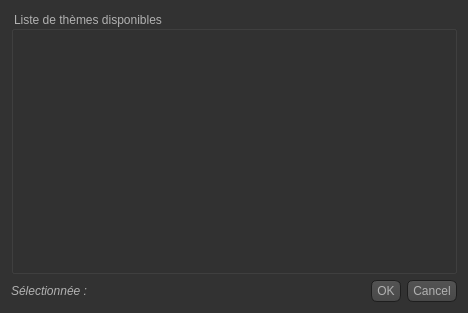
Above: vue/choixmusique.ui from mourad1081/LaRevancheDesIndustriels before the change. Below: the same form after it.
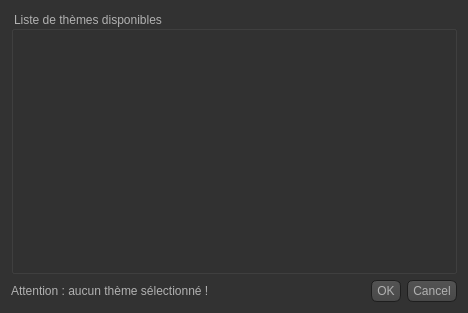
That is the form after the change. Icons and pictures are not drawn.

```diff
--- a/vue/choixmusique.ui
+++ b/vue/choixmusique.ui
@@ -509,7 +509,7 @@
         </size>
        </property>
        <property name="text">
-        <string>&lt;html&gt;&lt;head/&gt;&lt;body&gt;&lt;p&gt;&lt;span style=&quot; font-style:italic;&quot;&gt;Sélectionnée : &lt;/span&gt;&lt;/p&gt;&lt;/body&gt;&lt;/html&gt;</string>
+        <string>&lt;html&gt;&lt;head/&gt;&lt;body&gt;&lt;p&gt;Attention : aucun thème sélectionné !&lt;/p&gt;&lt;/body&gt;&lt;/html&gt;</string>
        </property>
       </widget>
      </item>
```
